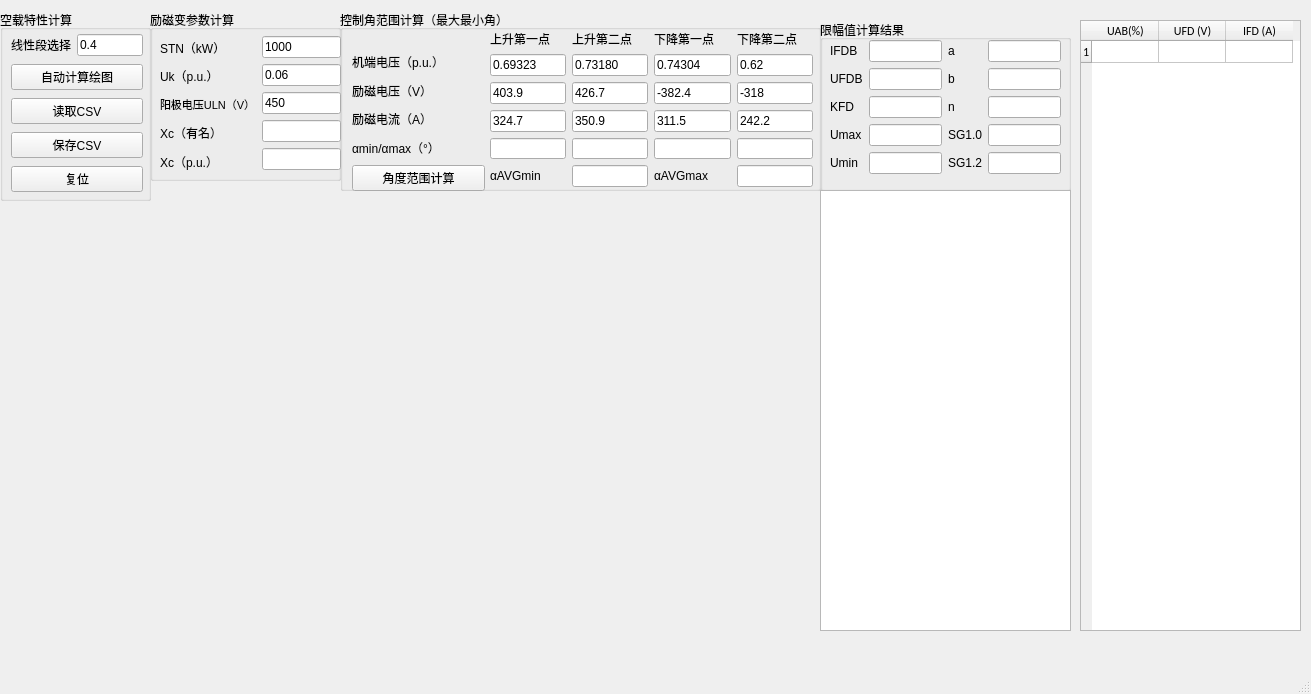
Qt form kongzaiQMainWindow.ui (fly1057/noloadcharacteristic) before a commit.
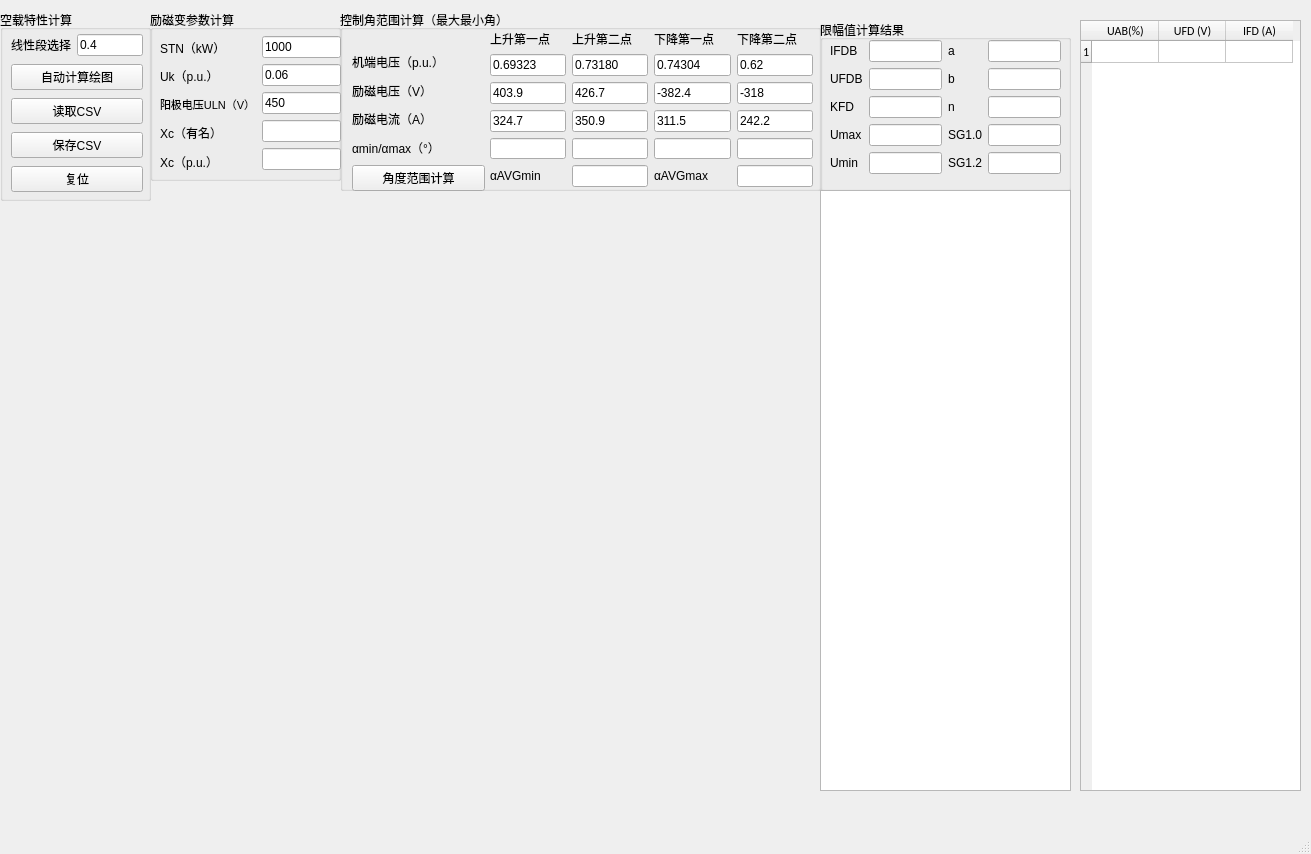
The same form after that commit.

The edit to the form file:
```diff
--- a/kongzaiQMainWindow.ui
+++ b/kongzaiQMainWindow.ui
@@ -7,7 +7,7 @@
     <x>0</x>
     <y>0</y>
     <width>1311</width>
-    <height>694</height>
+    <height>854</height>
    </rect>
   </property>
   <property name="windowTitle">
@@ -258,8 +258,8 @@
      <rect>
       <x>10</x>
       <y>210</y>
-      <width>761</width>
-      <height>421</height>
+      <width>791</width>
+      <height>581</height>
      </rect>
     </property>
     <layout class="QVBoxLayout" name="verticalLayout_mpl"/>
@@ -393,7 +393,7 @@
       <x>1080</x>
       <y>20</y>
       <width>221</width>
-      <height>611</height>
+      <height>771</height>
      </rect>
     </property>
     <property name="sizePolicy">
@@ -759,7 +759,7 @@
       <x>820</x>
       <y>190</y>
       <width>251</width>
-      <height>441</height>
+      <height>601</height>
      </rect>
     </property>
    </widget>
```
